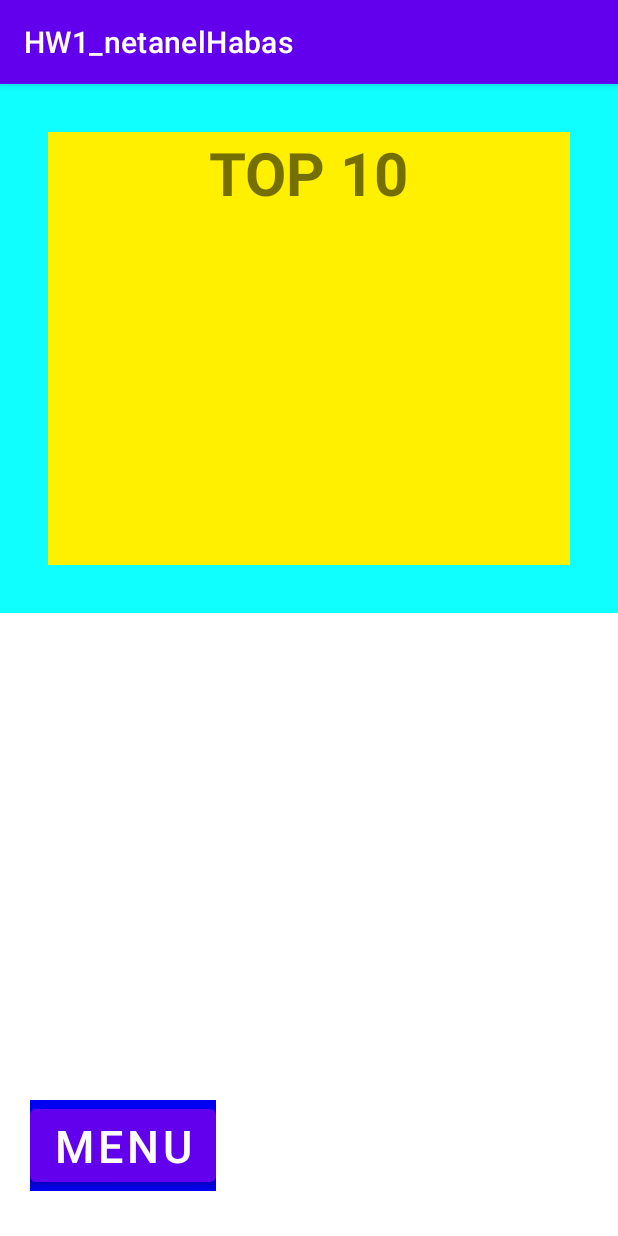
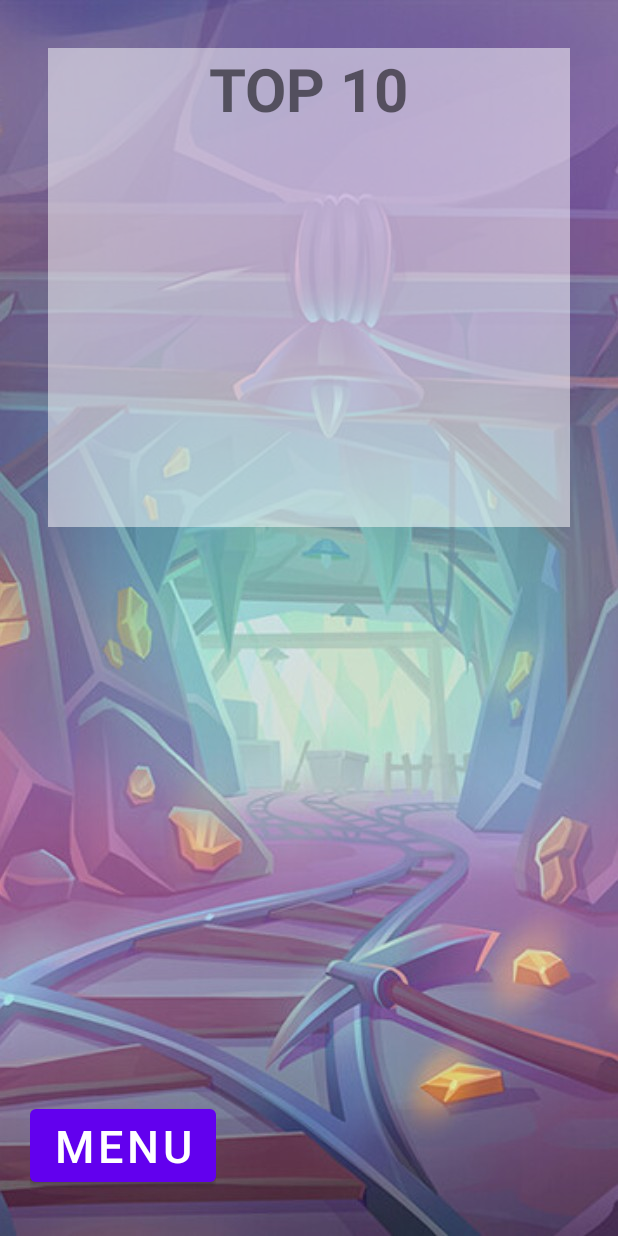
Before and after one commit to netanel97/Android-Studio-Project, an Android app: the ListFragment screen opened directly, with no data from a screen before it, on a phone screen of 412 x 824 dp. Run offline under Robolectric (Android 15) with nearby library versions, the phone set to English and light mode, and no system bars.

Commit message:
Fragment+Json

```diff
--- a/app/src/main/java/com/example/hw1_netanelhabas/ListFragment.java
+++ b/app/src/main/java/com/example/hw1_netanelhabas/Fragments/ListFragment.java
@@ -1,4 +1,4 @@
-package com.example.hw1_netanelhabas;
+package com.example.hw1_netanelhabas.Fragments;
 
 import android.os.Bundle;
 import android.util.Log;
@@ -12,6 +12,10 @@ import androidx.annotation.NonNull;
 import androidx.annotation.Nullable;
 import androidx.fragment.app.Fragment;
 
+import com.example.hw1_netanelhabas.CallBack_List;
+import com.example.hw1_netanelhabas.MyDB;
+import com.example.hw1_netanelhabas.R;
+import com.example.hw1_netanelhabas.Record;
 
 
 public class ListFragment extends Fragment {
@@ -35,10 +39,11 @@ public class ListFragment extends Fragment {
 
     private void initViews() {
         MyDB allrecords = callBack_list.getRecords();
-        ArrayAdapter<Record> adapter = new ArrayAdapter<Record>(getActivity(), android.R.layout.simple_expandable_list_item_1,allrecords.getResults());
-        Log.d("records:", allrecords.getResults().toString());
-        listView.setAdapter(adapter);
-        adapter.notifyDataSetChanged();
+        if(allrecords != null){
+            ArrayAdapter<Record> adapter = new ArrayAdapter<Record>(getActivity(), android.R.layout.simple_expandable_list_item_1,allrecords.getResults());
+            listView.setAdapter(adapter);
+
+        }
 
     }
 
--- /dev/null
+++ b/app/src/main/java/com/example/hw1_netanelhabas/Fragments/MapFragment.java
@@ -0,0 +1,4 @@
+package com.example.hw1_netanelhabas.Fragments;
+
+public class MapFragment {
+}
--- a/app/src/main/java/com/example/hw1_netanelhabas/GameManager.java
+++ b/app/src/main/java/com/example/hw1_netanelhabas/GameManager.java
@@ -106,7 +106,6 @@ public class GameManager {
         }
         Record rec = createRecord();
         myDB.getResults().add(rec);
-        Log.d("save records", myDB.getResults().toString());
         MySPV.getInstance().putString("records",new Gson().toJson(myDB));
     }
 
--- a/app/src/main/java/com/example/hw1_netanelhabas/MainActivity.java
+++ b/app/src/main/java/com/example/hw1_netanelhabas/MainActivity.java
@@ -8,6 +8,9 @@ import android.content.Intent;
 import android.os.Bundle;
 import android.view.View;
 import com.bumptech.glide.Glide;
+import com.example.hw1_netanelhabas.Sensors.SensorDetector;
+import com.example.hw1_netanelhabas.Sounds.CoinSound;
+import com.example.hw1_netanelhabas.Sounds.RockSound;
 import com.example.hw1_netanelhabas.utils.MySignal;
 import com.google.android.material.floatingactionbutton.ExtendedFloatingActionButton;
 import com.google.android.material.imageview.ShapeableImageView;
--- a/app/src/main/java/com/example/hw1_netanelhabas/MenuActivity.java
+++ b/app/src/main/java/com/example/hw1_netanelhabas/MenuActivity.java
@@ -52,7 +52,7 @@ public class MenuActivity extends AppCompatActivity {
                 finish();
             }
             else{
-
+                // TODO: 12/14/2022 popUp with toast
             }
         });
 
--- a/app/src/main/java/com/example/hw1_netanelhabas/ScoreMapActivity.java
+++ b/app/src/main/java/com/example/hw1_netanelhabas/ScoreMapActivity.java
@@ -1,19 +1,24 @@
 package com.example.hw1_netanelhabas;
 
 import androidx.appcompat.app.AppCompatActivity;
+import androidx.appcompat.widget.AppCompatImageView;
 
+import android.content.Intent;
 import android.os.Bundle;
+import android.view.View;
 import android.widget.Button;
 
+import com.bumptech.glide.Glide;
+import com.example.hw1_netanelhabas.Fragments.ListFragment;
 import com.example.hw1_netanelhabas.utils.MySPV;
 import com.google.gson.Gson;
 
 
 public class ScoreMapActivity extends AppCompatActivity {
    private ListFragment listFragment;
-   private Button exit;
-
-   CallBack_List callBack_list = new CallBack_List() {
+   private Button record_BTN_menu;
+   private AppCompatImageView score_BackGround_Miner;
+    CallBack_List callBack_list = new CallBack_List() {
        @Override
        public MyDB getRecords() {
            return new Gson().fromJson(MySPV.getInstance().getStrSP("records",""),MyDB.class);
@@ -23,13 +28,27 @@ public class ScoreMapActivity extends AppCompatActivity {
     protected void onCreate(Bundle savedInstanceState) {
         super.onCreate(savedInstanceState);
         setContentView(R.layout.activity_score);
-
+        initView();
+        Glide.with(this).load(R.drawable.goldminebackground).into(score_BackGround_Miner);
         listFragment = new ListFragment();
+     //   mapFragment = new MapFragment();
         listFragment.setCallBack_list(callBack_list);
 
         getSupportFragmentManager().beginTransaction().add(R.id.panel_LAY_list,listFragment).commit();
+        record_BTN_menu.setOnClickListener(new View.OnClickListener() {
+            @Override
+            public void onClick(View view) {
+                Intent intent = new Intent(ScoreMapActivity.this , MenuActivity.class);
+                startActivity(intent);
+                finish();
+            }
+        });
+    }
+
+    private void initView() {
+        score_BackGround_Miner = findViewById(R.id.score_BackGround_Miner);
+        record_BTN_menu = findViewById(R.id.record_BTN_menu);
     }
 
 
-
 }
--- a/app/src/main/java/com/example/hw1_netanelhabas/SensorDetector.java
+++ b/app/src/main/java/com/example/hw1_netanelhabas/Sensors/SensorDetector.java
@@ -1,4 +1,4 @@
-package com.example.hw1_netanelhabas;
+package com.example.hw1_netanelhabas.Sensors;
 
 import android.content.Context;
 import android.hardware.Sensor;
@@ -10,7 +10,6 @@ public class SensorDetector {
     private Context context;
     private SensorManager mSensorManager;
     private Sensor sensor;
-    // TODO: 12/9/2022 callback to MainActivity to update the visible of the miner
     long timeStamp = 0;
     public interface CallBack_MinerView {
         void moveMinerBySensor(int index);
--- a/app/src/main/java/com/example/hw1_netanelhabas/CoinSound.java
+++ b/app/src/main/java/com/example/hw1_netanelhabas/Sounds/CoinSound.java
@@ -1,8 +1,10 @@
-package com.example.hw1_netanelhabas;
+package com.example.hw1_netanelhabas.Sounds;
 
 import android.content.Context;
 import android.media.MediaPlayer;
 import android.os.AsyncTask;
+
+import com.example.hw1_netanelhabas.R;
 
 public class CoinSound extends AsyncTask<Void, Void, Void> {
 
--- a/app/src/main/java/com/example/hw1_netanelhabas/RockSound.java
+++ b/app/src/main/java/com/example/hw1_netanelhabas/Sounds/RockSound.java
@@ -1,8 +1,10 @@
-package com.example.hw1_netanelhabas;
+package com.example.hw1_netanelhabas.Sounds;
 
 import android.content.Context;
 import android.media.MediaPlayer;
 import android.os.AsyncTask;
+
+import com.example.hw1_netanelhabas.R;
 
 public class RockSound extends AsyncTask<Void, Void, Void> {
     private Context context;
--- a/app/src/main/res/layout/activity_score.xml
+++ b/app/src/main/res/layout/activity_score.xml
@@ -6,6 +6,15 @@
     android:layout_height="match_parent"
     android:orientation="vertical"
     tools:context=".ScoreMapActivity">
+
+
+    <androidx.appcompat.widget.AppCompatImageView
+        android:id="@+id/score_BackGround_Miner"
+        android:layout_width="match_parent"
+        android:layout_height="match_parent"
+        android:scaleType="centerCrop"
+        android:background="#09B626"/>
+
 
     <LinearLayout
         android:layout_width="match_parent"
@@ -17,8 +26,7 @@
             android:layout_width="match_parent"
             android:layout_height="0dp"
             android:layout_weight="1.2"
-            android:padding="32dp"
-            android:background="#0fffff"/>
+            android:padding="32dp" />
 
         <FrameLayout
             android:id="@+id/panel_LAY_map"
@@ -31,12 +39,11 @@
             android:layout_height="wrap_content"
             android:orientation="horizontal"
             android:layout_marginHorizontal="20dp"
-            android:layout_marginVertical="30dp"
-            android:background="#0000f0">
+            android:layout_marginVertical="30dp">
 
 
             <Button
-                android:id="@+id/record_BTN_exit"
+                android:id="@+id/record_BTN_menu"
                 android:layout_width="wrap_content"
                 android:layout_height="wrap_content"
                 android:text="Menu"
--- a/app/src/main/res/layout/fragment_list.xml
+++ b/app/src/main/res/layout/fragment_list.xml
@@ -4,7 +4,7 @@
     android:layout_height="match_parent"
     xmlns:tools="http://schemas.android.com/tools"
     tools:context=".ScoreMapActivity"
-    android:background="#FFF000">
+    android:background="@color/ScoreBackground">
 
     <com.google.android.material.textview.MaterialTextView
         android:id="@+id/fragment_LBL_tt"
--- a/app/src/main/res/values-night/themes.xml
+++ b/app/src/main/res/values-night/themes.xml
@@ -1,6 +1,6 @@
 <resources xmlns:tools="http://schemas.android.com/tools">
     <!-- Base application theme. -->
-    <style name="Theme.HW1_netanelHabas" parent="Theme.MaterialComponents.DayNight.DarkActionBar">
+    <style name="Theme.HW1_netanelHabas" parent="Theme.MaterialComponents.DayNight.NoActionBar">
         <!-- Primary brand color. -->
         <item name="colorPrimary">@color/purple_200</item>
         <item name="colorPrimaryVariant">@color/purple_700</item>
--- a/app/src/main/res/values/colors.xml
+++ b/app/src/main/res/values/colors.xml
@@ -8,4 +8,5 @@
     <color name="black">#FF000000</color>
     <color name="white">#FFFFFFFF</color>
     <color name="rock">#2596be</color>
+    <color name="ScoreBackground">#7FFFFFFF</color>
 </resources>
--- a/app/src/main/res/values/themes.xml
+++ b/app/src/main/res/values/themes.xml
@@ -1,6 +1,6 @@
 <resources xmlns:tools="http://schemas.android.com/tools">
     <!-- Base application theme. -->
-    <style name="Theme.HW1_netanelHabas" parent="Theme.MaterialComponents.DayNight.DarkActionBar">
+    <style name="Theme.HW1_netanelHabas" parent="Theme.MaterialComponents.DayNight.NoActionBar">
         <!-- Primary brand color. -->
         <item name="colorPrimary">@color/purple_500</item>
         <item name="colorPrimaryVariant">@color/purple_700</item>
```
Also changed, not shown: app/src/main/AndroidManifest.xml (+5 -9 lines), app/src/main/java/com/example/hw1_netanelhabas/MyDB.java (+6 -2 lines), app/src/main/java/com/example/hw1_netanelhabas/Record.java (+4 -6 lines).
